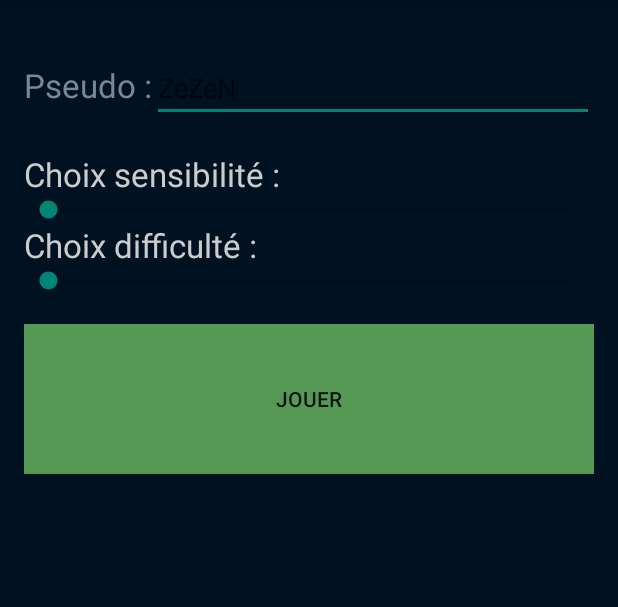
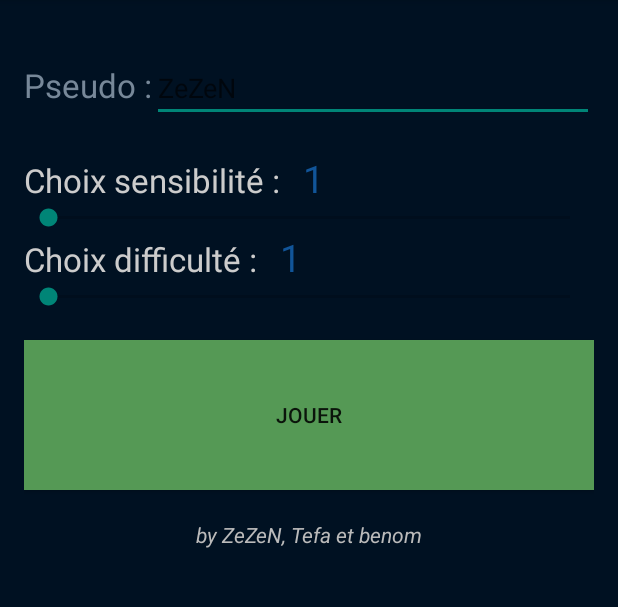
Before and after one commit to benavern/FirstApp, an Android app: the FirstActivity screen opened directly, with no data from a screen before it, on a phone screen of 412 x 824 dp, the part 84-691 px from its top. Run offline under Robolectric (Android 15) with nearby library versions, the phone set to English and light mode, and no system bars.

Commit message:
on approche de la fin...
reste à changer l'image du splash, la tronche du layout "resultat" et 2
ou 3 petits textes par ci par là ...

```diff
--- a/app/src/main/java/com/example/zezen/myapplication/Victoire.java
+++ b/app/src/main/java/com/example/zezen/myapplication/Victoire.java
@@ -48,9 +48,9 @@ public class Victoire extends ActionBarActivity{
     @Override
     protected void onActivityResult(int requestCode, int resultCode, Intent data) {
         if (requestCode == REQUEST_IMAGE_CAPTURE && resultCode == RESULT_OK) {
-            Log.v("image location",getRealPathFromURI(data.getData()));
+            //Log.v("image location",getRealPathFromURI(data.getData()));
 
-            info.setText(getRealPathFromURI(data.getData()));
+            //info.setText(getRealPathFromURI(data.getData()));
             //Toast.makeText(this, "image sauvée sur : " + data.getData(), Toast.LENGTH_LONG).show();
             Bundle extras = data.getExtras();
             Bitmap imageBitmap = (Bitmap) extras.get("data");
--- a/app/src/main/java/com/example/zezen/myapplication/dessin.java
+++ b/app/src/main/java/com/example/zezen/myapplication/dessin.java
@@ -23,7 +23,7 @@ public class dessin extends Activity implements SensorEventListener {
     //the sensor manager
     private SensorManager sManager;
     private String player_name ="";
-    private String difficulte = "3";
+    private String difficulte = "3", sensibilite="3";
     private SoundPool soundPool;
     private int soundID;
     private boolean loaded = false, plays=false;
@@ -57,8 +57,9 @@ public class dessin extends Activity implements SensorEventListener {
 
         //récupération du nom du player
         player_name = (String) getIntent().getSerializableExtra("player_name");
+        String sensibilite = (String) getIntent().getSerializableExtra("sensibilite");
         String difficulte = (String) getIntent().getSerializableExtra("difficulte");
-        v = new dessin_view(this, metrics.widthPixels, metrics.heightPixels, player_name, difficulte);
+        v = new dessin_view(this, metrics.widthPixels, metrics.heightPixels, player_name, sensibilite, difficulte);
 
         //initioalisation des variables et création des colliders
         v.init(this);
--- a/app/src/main/res/layout/activity_first.xml
+++ b/app/src/main/res/layout/activity_first.xml
@@ -60,7 +60,11 @@
             <TextView
                 android:layout_width="wrap_content"
                 android:layout_height="wrap_content"
-                android:id="@+id/val_sensibilite" />
+                android:id="@+id/val_sensibilite"
+                android:textColor="#159"
+                android:textSize="25sp"
+                android:text="1"
+                android:layout_marginLeft="15dp" />
         </LinearLayout>
 
         <LinearLayout
@@ -91,7 +95,11 @@
             <TextView
                 android:layout_width="wrap_content"
                 android:layout_height="wrap_content"
-                android:id="@+id/val_difficulte" />
+                android:id="@+id/val_difficulte"
+                android:textColor="#159"
+                android:textSize="25sp"
+                android:text="1"
+                android:layout_marginLeft="15dp" />
         </LinearLayout>
 
         <LinearLayout
@@ -115,6 +123,17 @@
             android:layout_marginTop="20dp"
             android:background="#595" />
 
+        <TextView
+            android:layout_width="match_parent"
+            android:layout_height="wrap_content"
+            android:text="by ZeZeN, Tefa et benom"
+            android:id="@+id/textView4"
+            android:layout_marginTop="20dp"
+            android:textStyle="italic"
+            android:gravity="center"
+            android:layout_gravity="center"
+            android:textColor="#bbb" />
+
     </LinearLayout>
 
 </RelativeLayout>
```
Also changed, not shown: app/src/main/java/com/example/zezen/myapplication/FirstActivity.java (+23 -34 lines), app/src/main/java/com/example/zezen/myapplication/dessin_view.java (+10 -9 lines), 2 other files.
